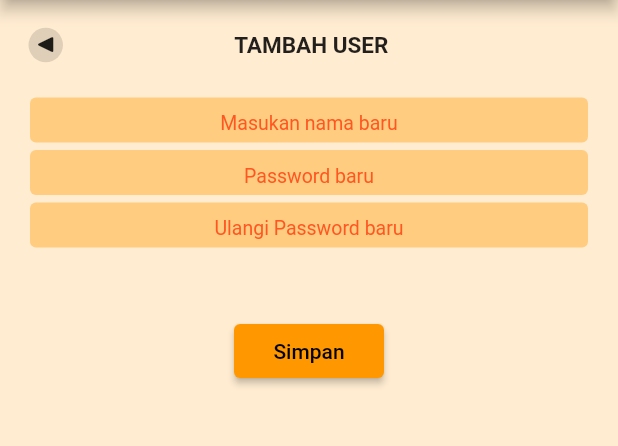
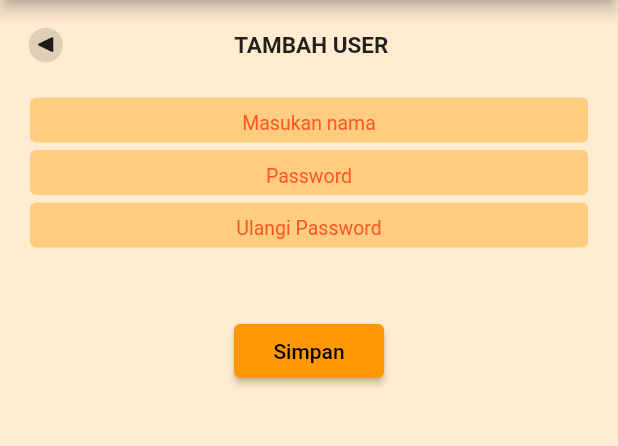
Before and after one commit to abilyc/bmt_ibnusina, a Flutter app: the MyProfile widget shown alone on an empty page, opened directly, on a phone screen of 412 x 824 dp, the part 84-530 px from its top. Run offline on Flutter 3.47's test engine with Material 2 defaults, Android fonts, the phone set to English and light mode, and no system bars; our stand-ins replace google_fonts; missing offline and left inert: bitsdojo_window, hasura_connect; accounts and stored records are empty.

Commit message:
Hint Input Profile screen

```diff
--- a/lib/screens/profile.dart
+++ b/lib/screens/profile.dart
@@ -50,13 +50,13 @@ class MyProfile extends StatelessWidget {
                     align: TextAlign.center,
                     hint: mode == 'profile'
                         ? 'Ganti nama ${Auth.userData.userName}'
-                        : 'Masukan nama baru')),
+                        : 'Masukan nama')),
             const SizedBox(height: 5),
             SizedBox(
                 width: width,
                 child: TextFieldCust(
                     controller: passController,
-                    hint: 'Password baru',
+                    hint: mode == 'profile'?'Password baru':'Password',
                     align: TextAlign.center,
                     obscure: true)),
             const SizedBox(height: 5),
@@ -65,7 +65,7 @@ class MyProfile extends StatelessWidget {
                 child: TextFieldCust(
                     obscure: true,
                     controller: confPassController,
-                    hint: 'Ulangi Password baru',
+                    hint: mode == 'profile'?'Ulangi Password baru':'Ulangi Password',
                     align: TextAlign.center,
                     onChanged: (e) => bloc.compare(e, passController.text))),
             const SizedBox(height: 5),
```
